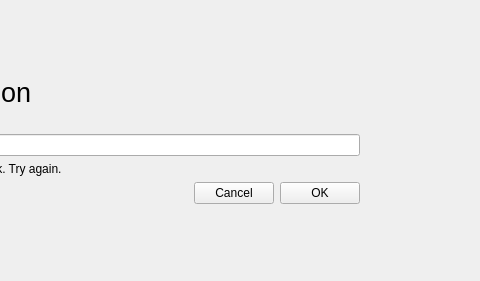
This is authenticate.ui in vicr123/ts-polkitagent as Qt 5 draws it before an edit; both pictures show x 260 to 740 and y 0 to 281 of the 740 by 281 pixel window. The edited form follows.
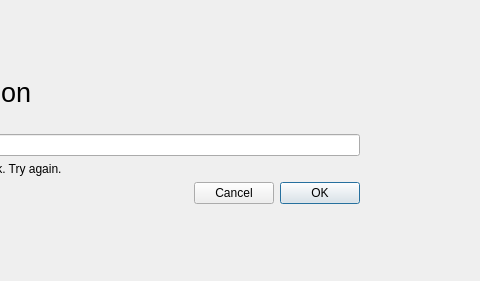
This is the edited form. Icons and pictures are not drawn.

Commit message: Fix focus issues

```diff
--- a/authenticate.ui
+++ b/authenticate.ui
@@ -195,8 +195,8 @@
            <iconset theme="dialog-ok">
             <normaloff>.</normaloff>.</iconset>
           </property>
-          <property name="autoDefault">
-           <bool>false</bool>
+          <property name="default">
+           <bool>true</bool>
           </property>
          </widget>
         </item>
```
Left out of the diff: 11 changed lines with no effect on the pictures. The commit also changes 1 other file.
